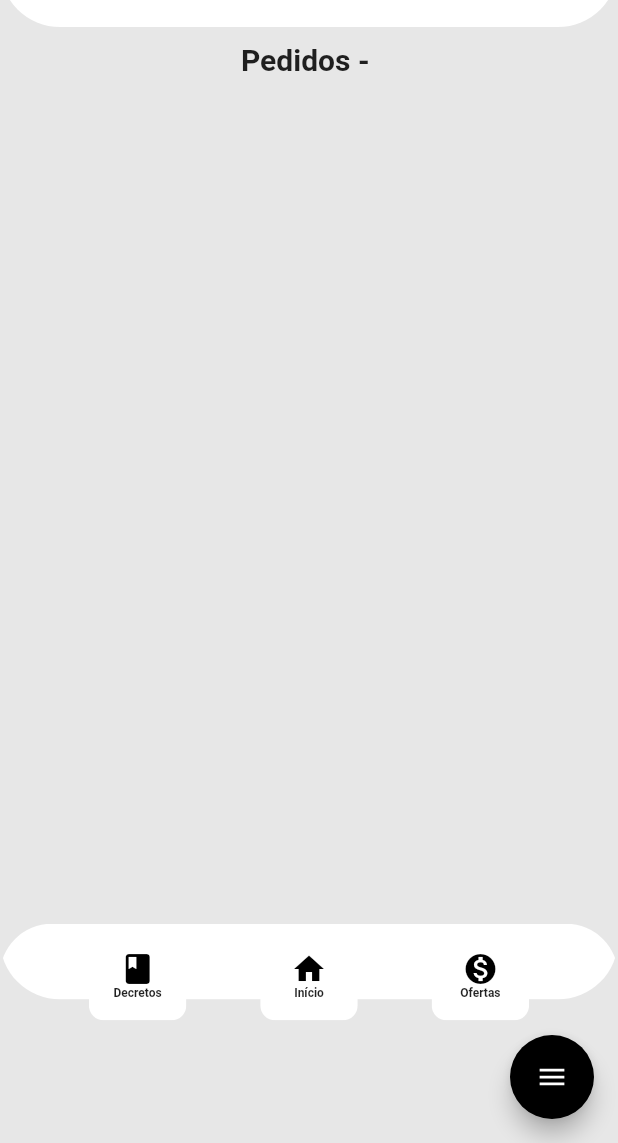
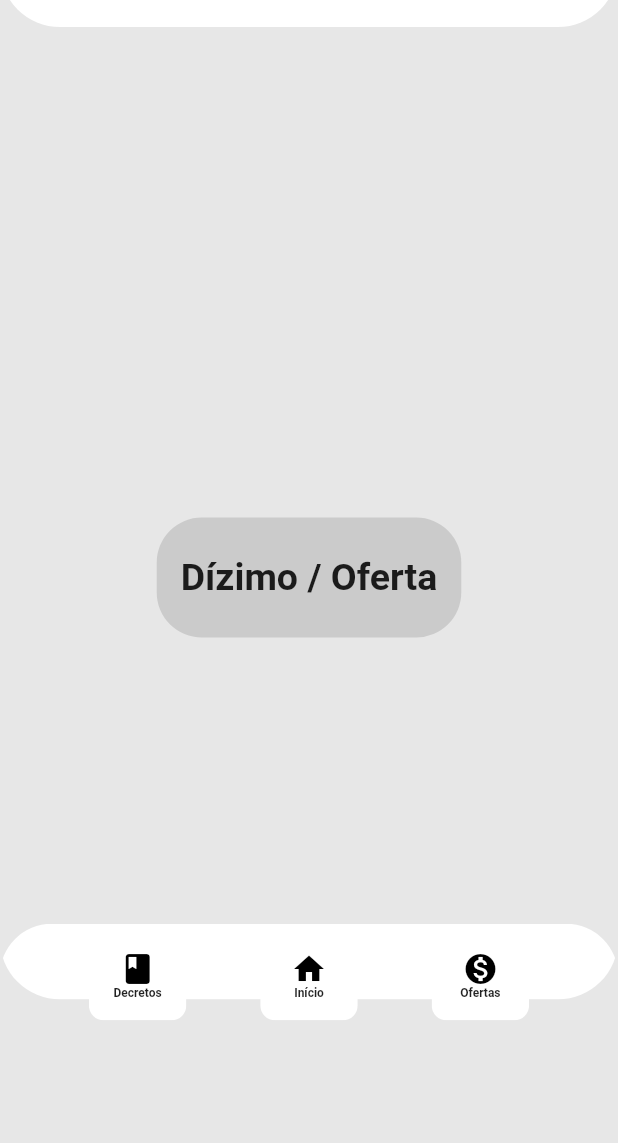
Before and after one commit to pedrohsantana1/SemanaProfetica, a Flutter app: the Pedidos screen opened directly with empty values, after a tap on "Ofertas", on a phone screen of 412 x 824 dp, the part 93-1236 px from its top. Run offline on Flutter 3.47's test engine with Material 2 defaults, Android fonts, the phone set to English and light mode, and no system bars; drawn by our look-alikes of flutter_speed_dial; our stand-ins replace get, mask_text_input_formatter, splashscreen, sqflite; missing offline and left inert: esys_flutter_share; accounts and stored records are empty.

Commit message:
Integração Ofertas

```diff
--- a/lib/app/routes/app_pages.dart
+++ b/lib/app/routes/app_pages.dart
@@ -7,6 +7,7 @@ import 'package:semana_profetica/app/bindings/user_binding.dart';
 import 'package:semana_profetica/app/ui/android/decretos/decretos_page.dart';
 import 'package:semana_profetica/app/ui/android/home/home_page.dart';
 import 'package:semana_profetica/app/ui/android/comuns/initial_page.dart';
+import 'package:semana_profetica/app/ui/android/ofertas/ofertas-page.dart';
 import 'package:semana_profetica/app/ui/android/pedidos/pedido-outra-page.dart';
 import 'package:semana_profetica/app/ui/android/pedidos/pedidos_page.dart';
 import 'package:semana_profetica/app/ui/android/usuario/cadastro_page.dart';
@@ -25,5 +26,6 @@ class AppPages{
     GetPage(name: Routes.PERFIL, page: () => PerfilPage(), binding: UserBinding()),
     GetPage(name: Routes.PEDIDOS, page: () => Pedidos(), binding: PedidoBinding()),
     GetPage(name: Routes.PEDIDOSOUTROS, page: () => PedidosOutra(), binding: PedidoOutraBinding()),
+    GetPage(name: Routes.OFERTAS, page: () => Ofertas()),
   ];
 }
--- a/lib/app/routes/app_routes.dart
+++ b/lib/app/routes/app_routes.dart
@@ -7,4 +7,5 @@ abstract class Routes{
   static const PERFIL = '/perfil';
   static const PEDIDOS = '/pedidos';
   static const PEDIDOSOUTROS = '/pedidosoutros';
+  static const OFERTAS = '/ofertas';
 }
--- a/lib/app/ui/android/comuns/rodape.dart
+++ b/lib/app/ui/android/comuns/rodape.dart
@@ -95,7 +95,7 @@ class _RodapeState extends State<Rodape> {
                                 onPressed: () {
                                  // Navigator.pop(context);
                                  // Navigator.push(context,MaterialPageRoute(builder: (context)=> HomePage()));
-                                  Get.toNamed(Routes.HOME);
+                                  Get.toNamed(Routes.HOME);Get.toNamed(Routes.HOME);
                                 },
                                 child: Column(
                                   mainAxisAlignment: MainAxisAlignment.center,
@@ -122,7 +122,9 @@ class _RodapeState extends State<Rodape> {
                               width: 65,
                               color: Colors.white,
                               child: FlatButton(
-                                onPressed: () {},
+                                onPressed: () {
+                                  Get.toNamed(Routes.OFERTAS);
+                                },
                                 child: Column(
                                   mainAxisAlignment: MainAxisAlignment.center,
                                   children: <Widget>[
--- /dev/null
+++ b/lib/app/ui/android/ofertas/ofertas-page.dart
@@ -0,0 +1,77 @@
+import 'package:flutter/material.dart';
+import '../comuns/cabecalho.dart';
+import '../comuns/rodape.dart';
+import 'package:url_launcher/url_launcher.dart';
+
+class Ofertas extends StatefulWidget {
+  @override
+  _OfertasState createState() => _OfertasState();
+}
+
+class _OfertasState extends State<Ofertas> {
+  void initState() {
+    super.initState();
+    // Enable hybrid composition.
+  }
+
+  @override
+  Widget build(BuildContext context) {
+    return Scaffold(
+      body: Container(
+        color: Color(0XFFe7e7e7),
+        child: ListView(
+          children: <Widget>[
+            Cabecalho(),
+            Stack(
+              children: <Widget>[
+                Container(
+                  height: MediaQuery.of(context).size.height - 120,
+                  width: MediaQuery.of(context).size.width,
+                  child: Padding(
+                      padding: EdgeInsets.only(
+                        top: 30,
+                      ),
+                      child: Column(
+                        mainAxisAlignment: MainAxisAlignment.center,
+                        children: [
+                          Container(
+                            decoration: BoxDecoration(
+                              borderRadius:
+                                  BorderRadius.all(Radius.circular(30)),
+                              color: Colors.black12,
+                            ),
+                            height: 80,
+                            // width: MediaQuery.of(context).size.width,
+                            child: FlatButton(
+                                onPressed: () {
+                                  _launchURL();
+                                },
+                                child: Text(
+                                  "Dízimo / Oferta",
+                                  style: TextStyle(
+                                      fontSize: 25,
+                                      fontWeight: FontWeight.bold),
+                                )),
+                          ),
+                        ],
+                      )),
+                ),
+                Rodape()
+              ],
+            ),
+          ],
+        ),
+      ),
+    );
+  }
+}
+
+_launchURL() async {
+  const url =
+      'https://web.inchurch.com.br/#/donation_types/eyJ0ZXJ0aWFyeWdyb3VwX2lkIjogNDAsICJhcHBfaWQiOiAiYnIuY29tLmludGVybmFjaW9uYWxkYXJlbm92YWNhbyJ9';
+  if (await canLaunch(url)) {
+    await launch(url);
+  } else {
+    throw 'Could not launch $url';
+  }
+}
--- a/lib/app/ui/android/usuario/cadastro_page.dart
+++ b/lib/app/ui/android/usuario/cadastro_page.dart
@@ -101,12 +101,6 @@ class CadastroPage extends GetView<UserController> {
 
               TextFormField(
                 controller: _userController.enderecoTextController,
-                validator: (value){
-                  if(value.isEmpty){
-                    return "Campo obrigatório.";
-                  }
-                  return null;
-                },
                 keyboardType: TextInputType.streetAddress,
                 autofocus: false,
                 decoration: InputDecoration(
--- a/pubspec.yaml
+++ b/pubspec.yaml
@@ -36,6 +36,7 @@ dependencies:
   sqflite: ^1.3.0
   esys_flutter_share: ^1.0.2
   flutter_speed_dial: ^1.2.5
+  url_launcher: ^5.7.10
 
 
 dev_dependencies:
```
Also changed, not shown: pubspec.lock.
